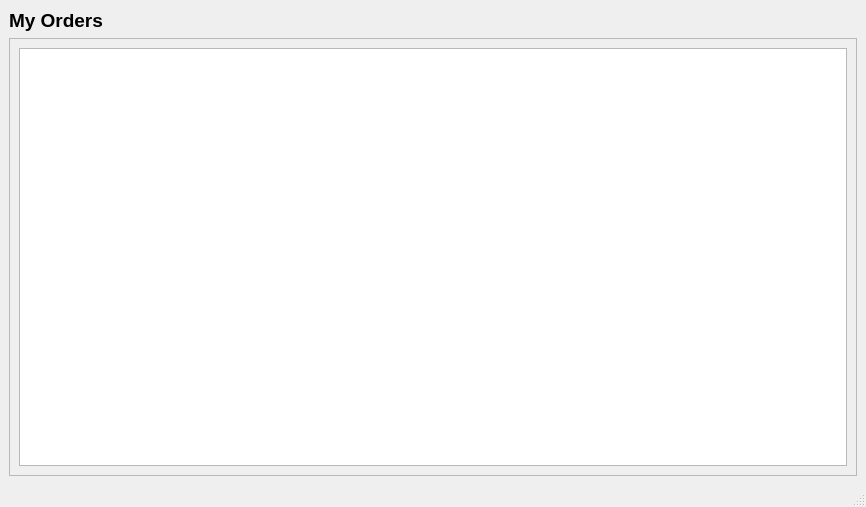
Qt form UIFiles/myOrders.ui (ShubhamMandavkar/TYLiveProjectt-StockAutomationSystem) before a commit.
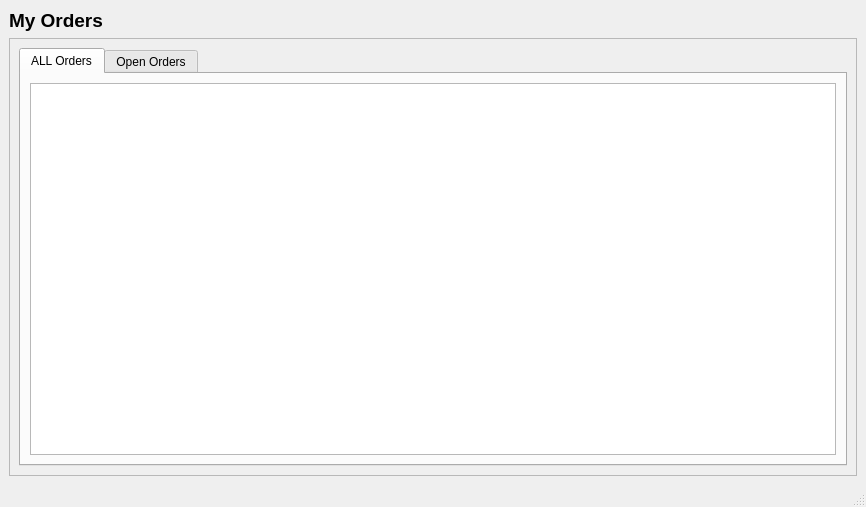
The same form after that commit.

Commit message: Added myOrders.py to show my order history

Patch:
```diff
--- a/UIFiles/myOrders.ui
+++ b/UIFiles/myOrders.ui
@@ -44,7 +44,50 @@
       </property>
       <layout class="QHBoxLayout" name="horizontalLayout">
        <item>
-        <widget class="QListWidget" name="listWidget"/>
+        <widget class="QTabWidget" name="myOrdersTabWidget">
+         <property name="font">
+          <font>
+           <pointsize>9</pointsize>
+          </font>
+         </property>
+         <property name="currentIndex">
+          <number>0</number>
+         </property>
+         <widget class="QWidget" name="allOrdersWidget">
+          <attribute name="title">
+           <string>ALL Orders</string>
+          </attribute>
+          <layout class="QHBoxLayout" name="horizontalLayout_2">
+           <item>
+            <widget class="QListView" name="lsvAllOrders">
+             <property name="font">
+              <font>
+               <pointsize>12</pointsize>
+               <bold>true</bold>
+              </font>
+             </property>
+            </widget>
+           </item>
+          </layout>
+         </widget>
+         <widget class="QWidget" name="pendingOrdersWidget">
+          <attribute name="title">
+           <string>Open Orders</string>
+          </attribute>
+          <layout class="QHBoxLayout" name="horizontalLayout_3">
+           <item>
+            <widget class="QListView" name="lsvPendingOrders">
+             <property name="font">
+              <font>
+               <pointsize>12</pointsize>
+               <bold>true</bold>
+              </font>
+             </property>
+            </widget>
+           </item>
+          </layout>
+         </widget>
+        </widget>
        </item>
       </layout>
      </widget>
```
Left out of the diff: 4 changed lines with no effect on the pictures. The commit also changes 18 other files.
